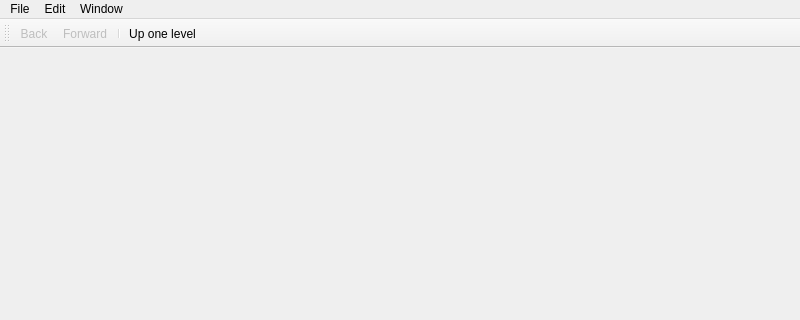
Old version of the form app/mainwindow.ui in the repository ABBAPOH/qmpq; both pictures show x 0 to 800 and y 0 to 320 of the 800 by 600 pixel window.
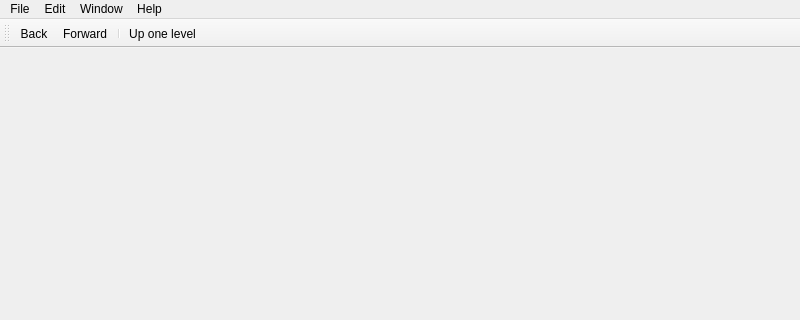
New version of the form. Icons and pictures are not drawn.

Commit message: Added history Fixed bug with upper-case filenames About dialogs were added Removed useless functionality in EditorView class

```diff
--- a/app/mainwindow.ui
+++ b/app/mainwindow.ui
@@ -70,9 +70,17 @@
     </property>
     <addaction name="actionNew_Tab"/>
    </widget>
+   <widget class="QMenu" name="menuHelp">
+    <property name="title">
+     <string>Help</string>
+    </property>
+    <addaction name="actionAbout_QMPQ"/>
+    <addaction name="actionAbout_Qt"/>
+   </widget>
    <addaction name="menuFile"/>
    <addaction name="menuEdit"/>
    <addaction name="menuWindow"/>
+   <addaction name="menuHelp"/>
   </widget>
   <widget class="QStatusBar" name="statusbar"/>
   <widget class="QToolBar" name="toolBar">
@@ -127,7 +135,7 @@
   </action>
   <action name="actionBack">
    <property name="enabled">
-    <bool>false</bool>
+    <bool>true</bool>
    </property>
    <property name="icon">
     <iconset resource="qmq.qrc">
@@ -142,7 +150,7 @@
   </action>
   <action name="actionForward">
    <property name="enabled">
-    <bool>false</bool>
+    <bool>true</bool>
    </property>
    <property name="icon">
     <iconset resource="qmq.qrc">
```
Left out of the diff: 10 changed lines with no effect on the pictures. The commit also changes 13 other files.
